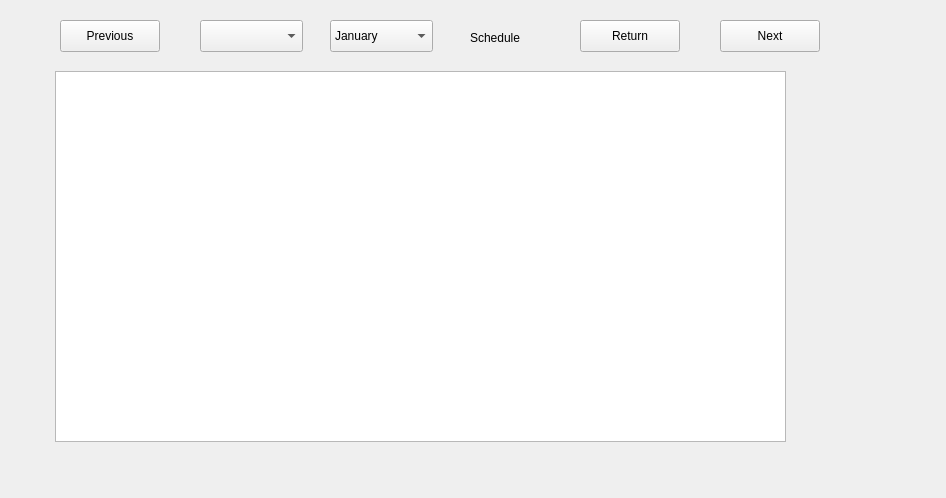
Above: Scheduler/pythonCode/GUI/schedule_table.ui from Szymek200/Scheduler before the change. Below: the same form after it.
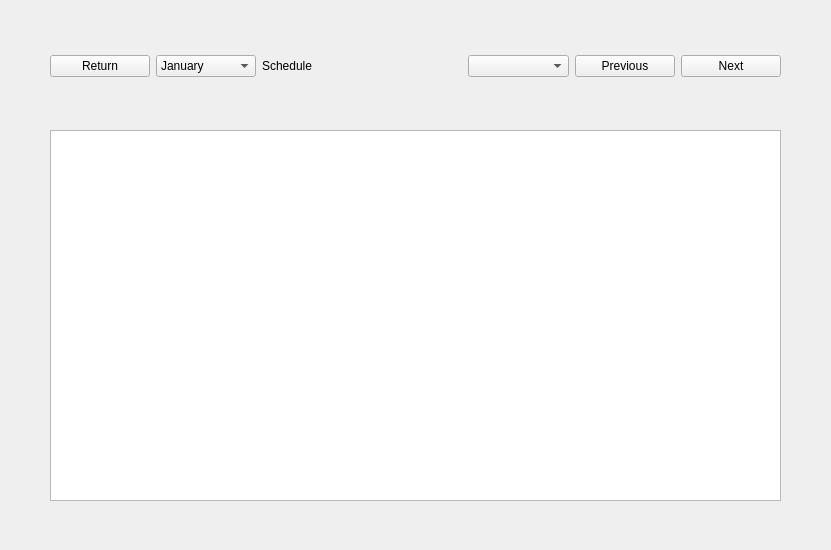
That is the form after the change.

Commit message: interface corrections

```diff
--- a/Scheduler/pythonCode/GUI/schedule_table.ui
+++ b/Scheduler/pythonCode/GUI/schedule_table.ui
@@ -6,94 +6,42 @@
    <rect>
     <x>0</x>
     <y>0</y>
-    <width>946</width>
-    <height>498</height>
+    <width>831</width>
+    <height>550</height>
    </rect>
   </property>
   <property name="windowTitle">
    <string>Form</string>
   </property>
-  <widget class="QLabel" name="schedule_label">
-   <property name="geometry">
-    <rect>
-     <x>470</x>
-     <y>30</y>
-     <width>58</width>
-     <height>16</height>
-    </rect>
-   </property>
-   <property name="text">
-    <string>Schedule</string>
-   </property>
-  </widget>
-  <widget class="QPushButton" name="schedule_return">
-   <property name="geometry">
-    <rect>
-     <x>580</x>
-     <y>20</y>
-     <width>100</width>
-     <height>32</height>
-    </rect>
-   </property>
-   <property name="text">
-    <string>Return</string>
-   </property>
-  </widget>
-  <widget class="QComboBox" name="comboBox">
-   <property name="geometry">
-    <rect>
-     <x>200</x>
-     <y>20</y>
-     <width>103</width>
-     <height>32</height>
-    </rect>
-   </property>
-  </widget>
   <widget class="QTableWidget" name="tableWidget">
    <property name="geometry">
     <rect>
-     <x>55</x>
-     <y>71</y>
+     <x>50</x>
+     <y>130</y>
      <width>731</width>
      <height>371</height>
     </rect>
    </property>
   </widget>
-  <widget class="QPushButton" name="next">
+  <widget class="QWidget" name="horizontalLayoutWidget">
    <property name="geometry">
     <rect>
-     <x>720</x>
-     <y>20</y>
-     <width>100</width>
-     <height>32</height>
+     <x>50</x>
+     <y>10</y>
+     <width>731</width>
+     <height>112</height>
     </rect>
    </property>
+   <layout class="QHBoxLayout" name="horizontalLayout">
+    <item>
+     <widget class="QPushButton" name="schedule_return">
    <property name="text">
-    <string>Next</string>
-   </property>
-  </widget>
-  <widget class="QPushButton" name="previous">
-   <property name="geometry">
-    <rect>
-     <x>60</x>
-     <y>20</y>
-     <width>100</width>
-     <height>32</height>
-    </rect>
-   </property>
-   <property name="text">
-    <string>Previous</string>
-   </property>
-  </widget>
+       <string>Return</string>
+      </property>
+     </widget>
+    </item>
+    <item>
   <widget class="QComboBox" name="monthCombo">
-   <property name="geometry">
-    <rect>
-     <x>330</x>
-     <y>20</y>
-     <width>103</width>
-     <height>32</height>
-    </rect>
-   </property>
    <item>
     <property name="text">
      <string>January</string>
@@ -149,6 +97,39 @@
      <string>December</string>
     </property>
    </item>
+     </widget>
+    </item>
+    <item>
+     <widget class="QLabel" name="schedule_label">
+      <property name="minimumSize">
+       <size>
+        <width>200</width>
+        <height>30</height>
+       </size>
+      </property>
+      <property name="text">
+       <string>Schedule</string>
+      </property>
+     </widget>
+    </item>
+    <item>
+     <widget class="QComboBox" name="comboBox"/>
+    </item>
+    <item>
+     <widget class="QPushButton" name="previous">
+      <property name="text">
+       <string>Previous</string>
+      </property>
+     </widget>
+    </item>
+    <item>
+     <widget class="QPushButton" name="next">
+      <property name="text">
+       <string>Next</string>
+      </property>
+     </widget>
+    </item>
+   </layout>
   </widget>
  </widget>
  <resources/>
```
Lines whose indentation alone changed are shown as unchanged. The commit also changes 7 other files.
